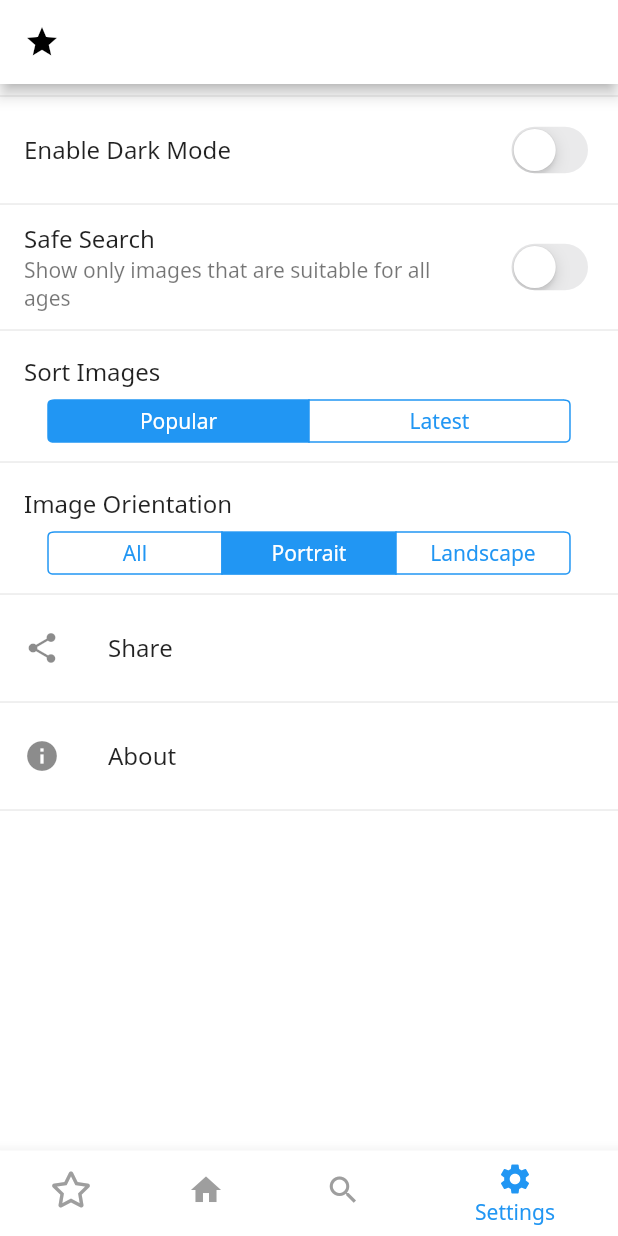
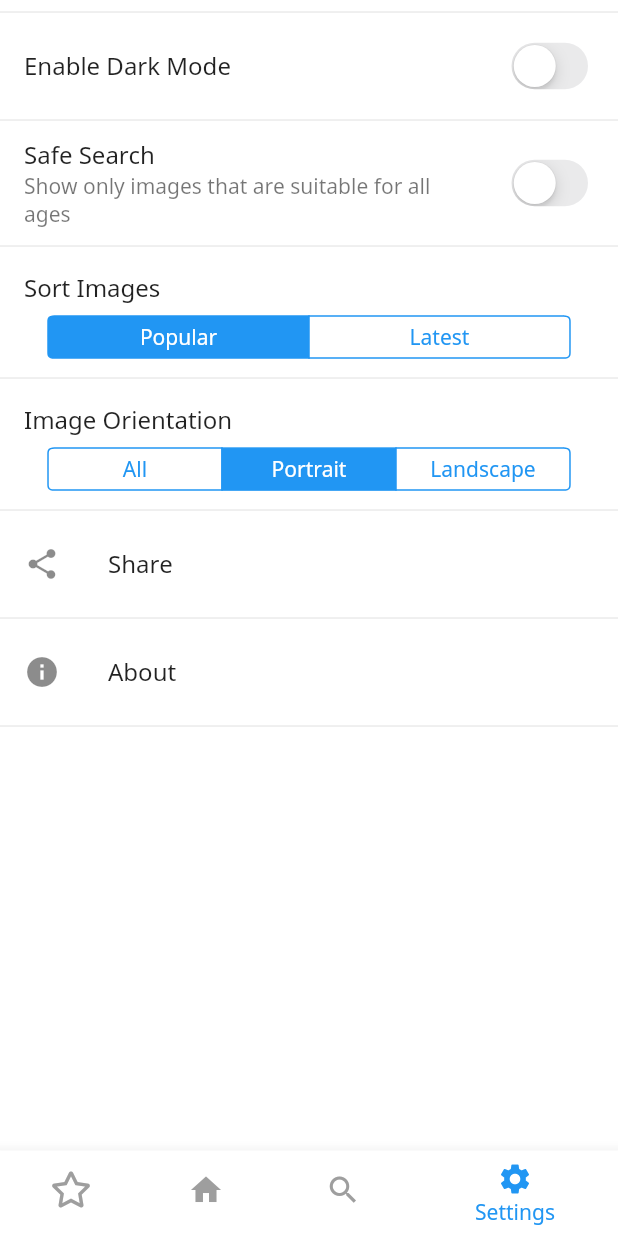
Before and after one commit to Soumyadeep21/Pixels-Wallpaper-App, a Flutter app: the screen it shows after launch, item 4 of the bottom bar chosen, on a phone screen of 412 x 824 dp. Run offline on Flutter 3.47's test engine with Material 2 defaults, Android fonts, the phone set to English and light mode, and no system bars; our stand-ins replace cached_network_image, dio, flutter_spinkit, fluttertoast, font_awesome_flutter, permission_handler and 2 more; missing offline and left inert: downloads_path_provider, rate_my_app; network calls fail.

Commit message:
final change before search implementation done

```diff
--- a/lib/screens/root_page.dart
+++ b/lib/screens/root_page.dart
@@ -62,12 +62,6 @@ class _RootPageState extends State<RootPage> with TickerProviderStateMixin {
   Widget build(BuildContext context) {
     bool isDarkModeOn = Provider.of<DarkMode>(context).isDarkModeOn;
     return Scaffold(
-      appBar: AppBar(
-        leading: IconButton(
-          icon: Icon(Icons.star),
-          onPressed: showRatings,
-        ),
-      ),
       backgroundColor: isDarkModeOn ? Colors.black : Colors.white,
       body: TabBarView(
         controller: _pageController,
```
